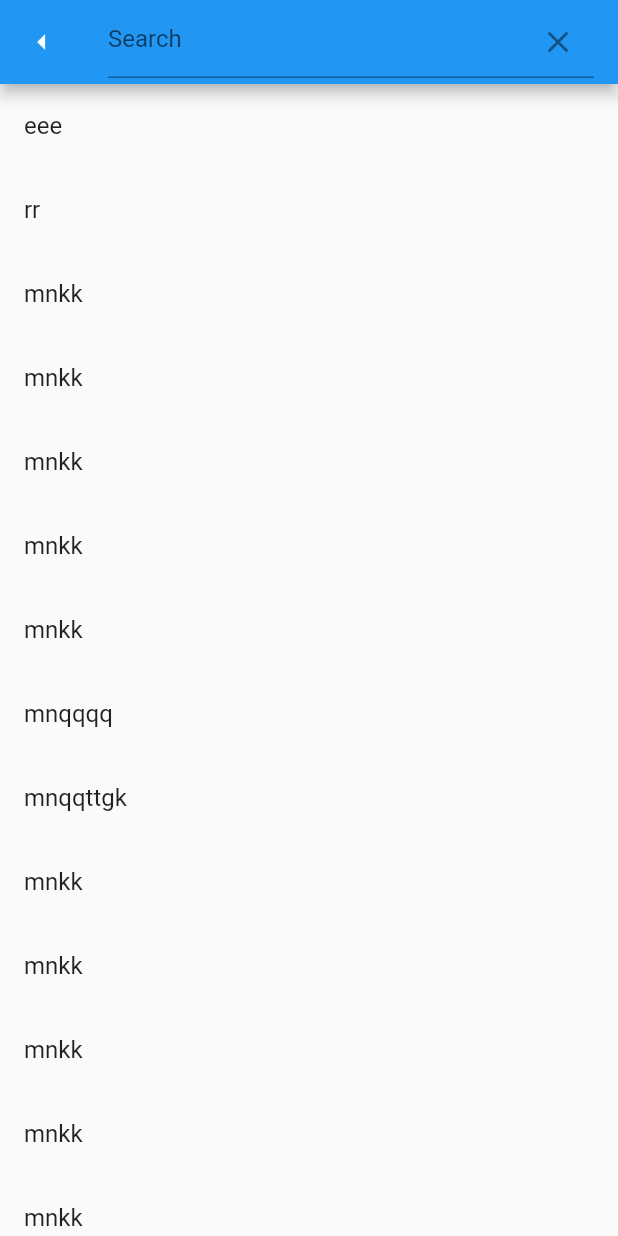
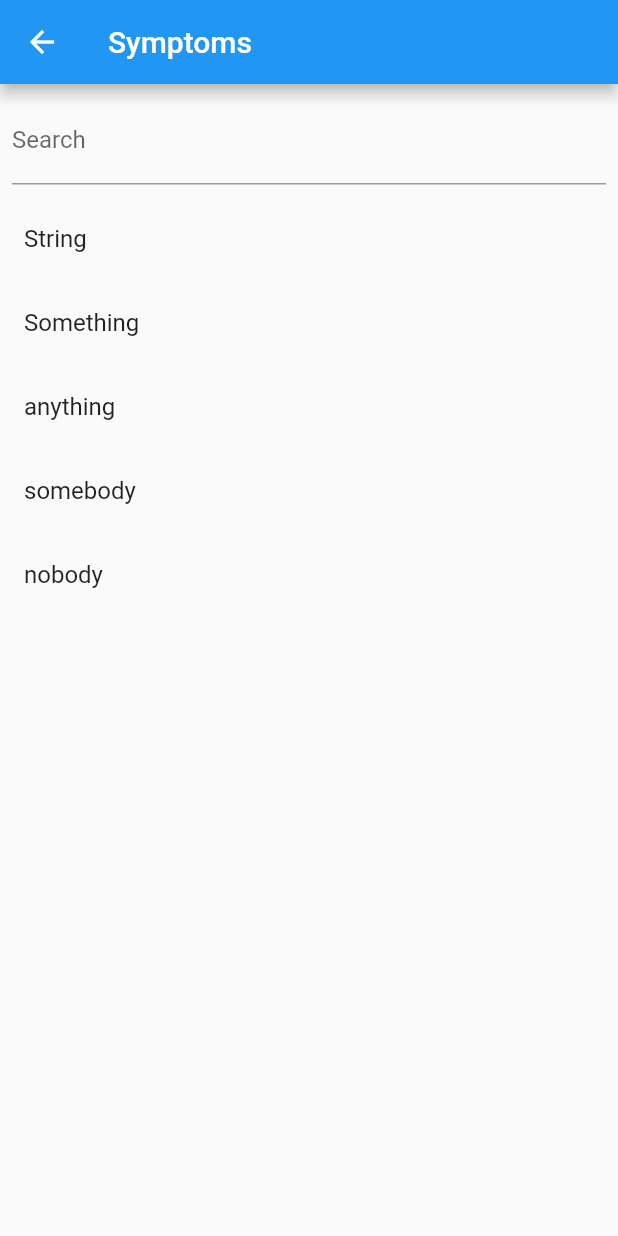
Before and after one commit to amanuel971/helper, a Flutter app: the HomePage screen opened directly, after a tap on "ምልክቶች", on a phone screen of 412 x 824 dp. Run offline on Flutter 3.47's test engine with Material 2 defaults, Android fonts, the phone set to English and light mode, and no system bars.

Commit message:
i convert the informationScreeen and SymptomScreen

```diff
--- a/lib/ListviewWithSearch.dart
+++ b/lib/SymptomScreen.dart
@@ -1,18 +1,17 @@
 import 'package:flutter/material.dart';
 
-class ListViewWithSearch extends StatefulWidget {
+class SymptomScreen extends StatefulWidget {
   @override
-  _ListViewWithSearchState createState() => _ListViewWithSearchState();
+  _SymptomScreenState createState() => _SymptomScreenState();
 }
 
-class _ListViewWithSearchState extends State<ListViewWithSearch> {
+class _SymptomScreenState extends State<SymptomScreen> {
   List<String> itemList = [
-    'Item 1',
-    'Item 2',
-    'Item 3',
-    'Item 4',
-    'Item 5',
-    // ... add more items
+    'String',
+    'Something',
+    'anything',
+    'somebody',
+    'nobody',
   ];
 
   List<String> filteredList = [];
@@ -41,7 +40,7 @@ class _ListViewWithSearchState extends State<ListViewWithSearch> {
   Widget build(BuildContext context) {
     return Scaffold(
       appBar: AppBar(
-        title: Text('ListView with Search'),
+        title: Text('Symptoms'),
       ),
       body: Column(
         children: <Widget>[
@@ -69,7 +68,3 @@ class _ListViewWithSearchState extends State<ListViewWithSearch> {
     );
   }
 }
-
-void main() => runApp(MaterialApp(
-      home: ListViewWithSearch(),
-    ));
--- a/lib/main.dart
+++ b/lib/main.dart
@@ -1,7 +1,8 @@
 import 'package:flutter/material.dart';
 import 'package:helper/FireScreen.dart';
-import 'package:helper/informationScreen.dart';
-import 'package:helper/symptoms.dart';
+import 'package:helper/InformationScreen.dart';
+
+import 'package:helper/SymptomScreen.dart';
 import 'welcome.dart';
 
 void main() {
@@ -73,7 +74,8 @@ class HomePage extends StatelessWidget {
                   ElevatedButton(
                     onPressed: () {
                       Navigator.of(context).push(
-                        MaterialPageRoute(builder: (context) => symptoms()),
+                        MaterialPageRoute(
+                            builder: (context) => SymptomScreen()),
                       );
                     },
                     child: Text('ምልክቶች'),
@@ -86,7 +88,7 @@ class HomePage extends StatelessWidget {
                     onPressed: () {
                       Navigator.of(context).push(
                         MaterialPageRoute(
-                            builder: (context) => informationScreen()),
+                            builder: (context) => InformationScreen()),
                       );
                     },
                     child: Text(' ለ ልብ ድካም'),
--- a/lib/searchsymptoms.dart
+++ /dev/null
@@ -1,22 +0,0 @@
-import 'package:flutter/material.dart';
-import 'package:helper/symptoms.dart';
-
-class searchsymptoms extends StatelessWidget {
-  const searchsymptoms({super.key});
-//eyos' comment
-  @override
-  Widget build(BuildContext context) {
-    return MaterialApp(
-      title: 'Flutter Demo',
-      theme: ThemeData(
-        primarySwatch: Colors.blue,
-      ),
-      home: const searchsymptoms(),
-    );
-  }
-}
-
-@override
-Widget build(BuildContext context) {
-  return Container();
-}
--- a/lib/symptoms.dart
+++ /dev/null
@@ -1,89 +0,0 @@
-import 'package:flutter/material.dart';
-
-class symptoms extends StatelessWidget {
-  final List<String> leftColumnTexts = [
-    'eee',
-    'rr',
-    'mnkk',
-    'mnkk',
-    'mnkk',
-    'mnkk',
-    'mnkk',
-    'mnqqqq',
-    'mnqqttgk',
-    'mnkk',
-    'mnkk',
-    'mnkk',
-    'mnkk',
-    'mnkk',
-    'mnkk',
-    'mnkk',
-    'mnkk',
-    'mnkk',
-    'mnkk',
-    'mnkk',
-  ];
-
-  Widget build(BuildContext context) {
-    return MaterialApp(
-        home: Scaffold(
-      appBar: AppBar(
-        leading: IconButton(
-          icon: Icon(Icons.arrow_left),
-          onPressed: () {
-            Navigator.of(context).pop();
-          },
-        ),
-        title: SearchBar(),
-      ),
-      body: Row(children: [
-        Expanded(
-          child: ListView.builder(
-            itemCount: leftColumnTexts.length,
-            itemBuilder: (context, index) {
-              final text = leftColumnTexts[index];
-              return ListTile(
-                title: Text(text),
-              );
-            },
-          ),
-        ),
-      ]),
-    ));
-  }
-}
-
-class SearchBar extends StatefulWidget {
-  @override
-  _SearchBarState createState() => _SearchBarState();
-}
-
-class _SearchBarState extends State<SearchBar> {
-  TextEditingController _searchController = TextEditingController();
-
-  @override
-  void dispose() {
-    _searchController.dispose();
-    super.dispose();
-  }
-
-  @override
-  Widget build(BuildContext context) {
-    return TextField(
-      controller: _searchController,
-      decoration: InputDecoration(
-        hintText: 'Search',
-        suffixIcon: IconButton(
-          icon: Icon(Icons.clear),
-          onPressed: () {
-            _searchController.clear();
-          },
-        ),
-      ),
-      onSubmitted: (value) {
-        // Perform search operation using the submitted value
-        // For example, you can show search results or navigate to a search screen
-      },
-    );
-  }
-}
```
Also changed, not shown: lib/informationScreen.dart (+60 -56 lines), lib1/main.dart (deleted).
